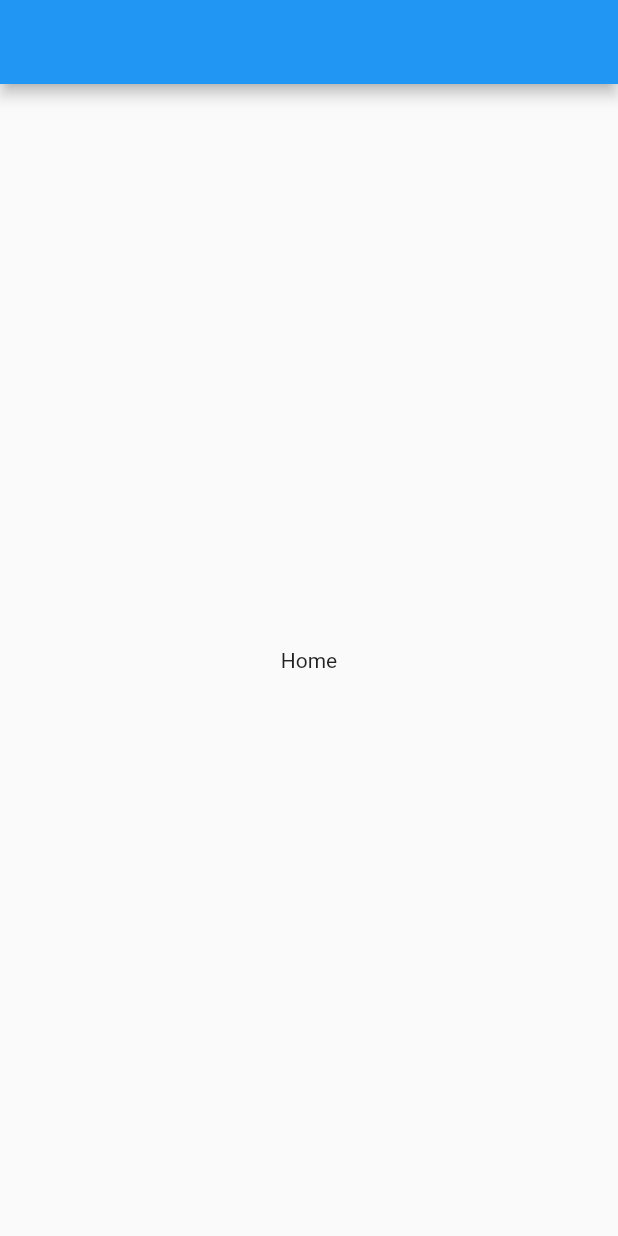
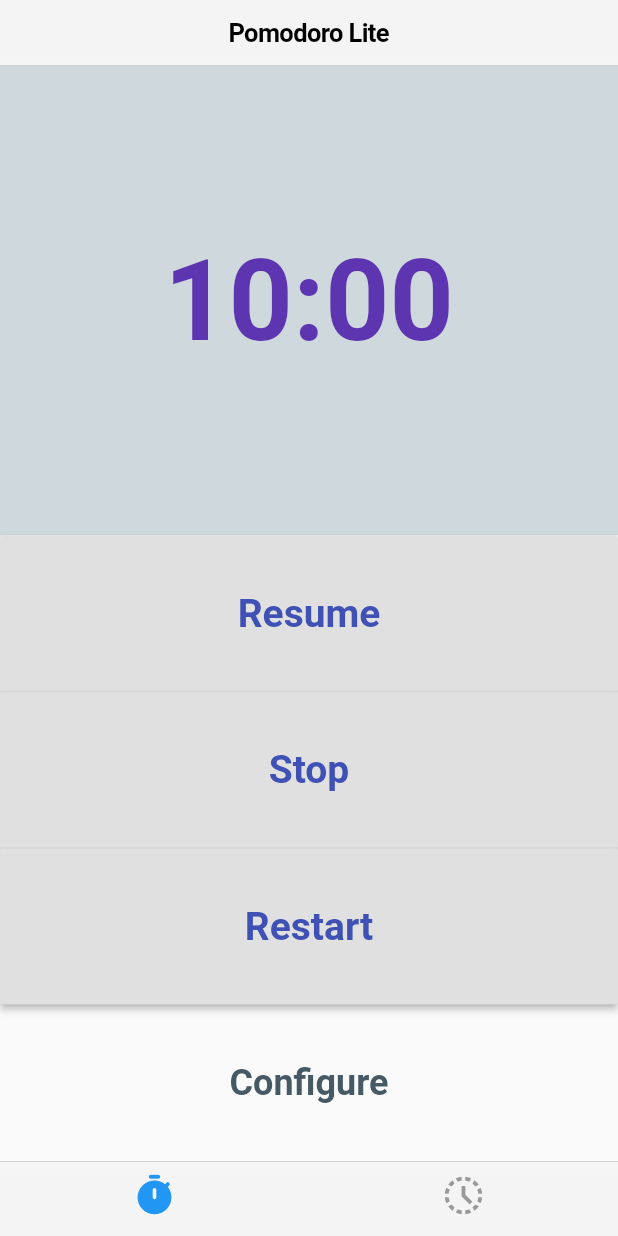
Before and after one commit to stelselim/PomodoroLite, a Flutter app: the screen it shows after launch, on a phone screen of 412 x 824 dp. Run offline on Flutter 3.47's test engine with Material 2 defaults, Android fonts, the phone set to English and light mode, and no system bars; drawn by our look-alikes of timer_count_down.

Commit message:
Counter & Configure Bottom Sheet Added

```diff
--- /dev/null
+++ b/lib/components/counter.dart
@@ -0,0 +1,34 @@
+import 'package:flutter/material.dart';
+
+class CounterWidget extends StatelessWidget {
+  final double time;
+
+  const CounterWidget({
+    Key key,
+    @required this.time,
+  }) : super(key: key);
+
+  @override
+  Widget build(BuildContext context) {
+    final dr = Duration(seconds: time.toInt());
+    final String minutes = (dr.inSeconds ~/ 60) > 9.9
+        ? (dr.inSeconds ~/ 60).toString()
+        : ("0" + (dr.inSeconds ~/ 60).toString());
+    final String seconds = (dr.inSeconds.remainder(60) > 9.9
+        ? dr.inSeconds.remainder(60).toString()
+        : ("0" + dr.inSeconds.remainder(60).toString()));
+
+    return Container(
+      alignment: Alignment.center,
+      color: Colors.blueGrey.shade100,
+      child: Text(
+        "$minutes:$seconds",
+        style: TextStyle(
+          fontSize: 75,
+          color: Colors.deepPurple.shade600,
+          fontWeight: FontWeight.w600,
+        ),
+      ),
+    );
+  }
+}
--- a/lib/screens/home.dart
+++ b/lib/screens/home.dart
@@ -1,14 +1,59 @@
+import 'package:flutter/cupertino.dart';
 import 'package:flutter/material.dart';
+import 'package:pomodorolite/screens/pomodoro.dart';
 
-class HomePage extends StatelessWidget {
+class HomePage extends StatefulWidget {
   const HomePage({Key key}) : super(key: key);
+
+  @override
+  _HomePageState createState() => _HomePageState();
+}
+
+class _HomePageState extends State<HomePage> {
+  int currentIndex = 0;
+
+  /// setCurrent Body
+  void onTapBottomTapItem(int index) {
+    setState(() {
+      currentIndex = index;
+    });
+  }
+
+  /// Body Widgets
+  List<Widget> bodyWidgets = [
+    Pomodoro(),
+    Center(
+      child: Text("Counter"),
+    ),
+  ];
 
   @override
   Widget build(BuildContext context) {
     return Scaffold(
-      appBar: AppBar(),
-      body: Center(
-        child: Text("Home"),
+      backgroundColor: Colors.grey,
+      appBar: CupertinoNavigationBar(
+        middle: Text(
+          "Pomodoro Lite",
+          style: TextStyle(),
+        ),
+      ),
+      body: CupertinoPageScaffold(
+        child: IndexedStack(
+          index: currentIndex,
+          children: bodyWidgets,
+        ),
+      ),
+      bottomNavigationBar: CupertinoTabBar(
+        currentIndex: currentIndex,
+        onTap: (index) => onTapBottomTapItem(index),
+        items: [
+          BottomNavigationBarItem(
+            icon: Icon(Icons.timer_rounded),
+          ),
+          BottomNavigationBarItem(
+            icon: Icon(Icons.history_toggle_off),
+          ),
+        ],
       ),
     );
   }
--- /dev/null
+++ b/lib/screens/pomodoro.dart
@@ -0,0 +1,182 @@
+import 'package:flutter/cupertino.dart';
+import 'package:flutter/material.dart';
+import 'package:pomodorolite/components/counter.dart';
+import 'package:timer_count_down/timer_controller.dart';
+import 'package:timer_count_down/timer_count_down.dart';
+
+class Pomodoro extends StatelessWidget {
+  const Pomodoro({Key key}) : super(key: key);
+
+  static const buttonTextStyle = TextStyle(
+    fontSize: 26,
+    color: Colors.indigo,
+    fontWeight: FontWeight.w700,
+  );
+
+  @override
+  Widget build(BuildContext context) {
+    final controller = CountdownController();
+    controller.pause(); // Width Pause
+
+    int durationMinute = 10;
+    int dur = durationMinute * 60;
+
+    return Container(
+      child: Column(
+        children: [
+          // Counter
+          Expanded(
+            flex: 3,
+            child: Center(
+              child: Countdown(
+                controller: controller,
+                seconds: dur,
+                build: (BuildContext context, double time) {
+                  /// Disable when initiiazed
+                  if (dur == time) {
+                    controller.pause();
+                  }
+                  return CounterWidget(
+                    time: time,
+                  );
+                },
+                interval: Duration(milliseconds: 100),
+                onFinished: () {
+                  print('Timer is done!');
+
+                  /// Notify
+                },
+              ),
+            ),
+          ),
+          // Resume
+          Expanded(
+            flex: 1,
+            child: RaisedButton(
+              onPressed: () {
+                controller.resume();
+              },
+              child: Container(
+                alignment: Alignment.center,
+                width: MediaQuery.of(context).size.width,
+                child: Text(
+                  "Resume",
+                  style: buttonTextStyle,
+                ),
+              ),
+            ),
+          ),
+          // Stop
+          Expanded(
+            flex: 1,
+            child: RaisedButton(
+              onPressed: () {
+                controller.pause();
+              },
+              child: Container(
+                alignment: Alignment.center,
+                width: MediaQuery.of(context).size.width,
+                child: Text(
+                  "Stop",
+                  style: buttonTextStyle,
+                ),
+              ),
+            ),
+          ),
+          // Restart
+          Expanded(
+            flex: 1,
+            child: RaisedButton(
+              onPressed: () {
+                showCupertinoDialog(
+                  context: context,
+                  builder: (context) => CupertinoAlertDialog(
+                    content: Text("Are You Sure To RESTART?"),
+                    actions: [
+                      CupertinoDialogAction(
+                        child: Text("Cancel"),
+                        onPressed: () {
+                          Navigator.of(context).pop();
+                        },
+                      ),
+                      CupertinoDialogAction(
+                        child: Text("Restart"),
+                        onPressed: () async {
+                          try {
+                            Navigator.of(context).pop();
+                            await Future.delayed(Duration(milliseconds: 200));
+                            controller.restart();
+                          } catch (e) {
+                            print(e);
+                          }
+                        },
+                      )
+                    ],
+                  ),
+                  barrierDismissible: true,
+                );
+              },
+              child: Container(
+                alignment: Alignment.center,
+                width: MediaQuery.of(context).size.width,
+                child: Text(
+                  "Restart",
+                  style: buttonTextStyle,
+                ),
+              ),
+            ),
+          ),
+          // Configure
+          Expanded(
+            flex: 1,
+            child: FlatButton(
+              child: Container(
+                alignment: Alignment.center,
+                width: MediaQuery.of(context).size.width,
+                child: Text(
+                  "Configure",
+                  style: buttonTextStyle.copyWith(
+                    color: Colors.blueGrey.shade700,
+                    fontSize: 24,
+                    fontWeight: FontWeight.w600,
+                  ),
+                ),
+              ),
+              onPressed: () async {
+                double val = 2;
+                await showModalBottomSheet(
+                  context: context,
+                  builder: (context) => Container(
+                    height: MediaQuery.of(context).size.height * 0.45,
+                    color: Colors.grey.shade200,
+                    child: StatefulBuilder(
+                      builder: (context, setState) => Column(
+                        children: [
+                          SizedBox(
+                            height: 25,
+                          ),
+                          CupertinoSlider(
+                            max: 10,
+                            min: 1,
+                            value: val,
+                            divisions: 9,
+                            onChanged: (double value) {
+                              setState(() {
+                                val = value.roundToDouble();
+                              });
+                            },
+                          ),
+                          Text("Val: $val"),
+                        ],
+                      ),
+                    ),
+                  ),
+                );
+              },
+            ),
+          ),
+        ],
+      ),
+    );
+  }
+}
--- a/pubspec.yaml
+++ b/pubspec.yaml
@@ -23,10 +23,7 @@
 dependencies:
   flutter:
     sdk: flutter
-
-
-  # The following adds the Cupertino Icons font to your application.
-  # Use with the CupertinoIcons class for iOS style icons.
+  timer_count_down: ^1.0.4+1
   cupertino_icons: ^1.0.0
 
 dev_dependencies:
```
Also changed, not shown: lib/provider/appstate.dart (added), lib/screens/statistics.dart (added), pubspec.lock, 1 other file.
